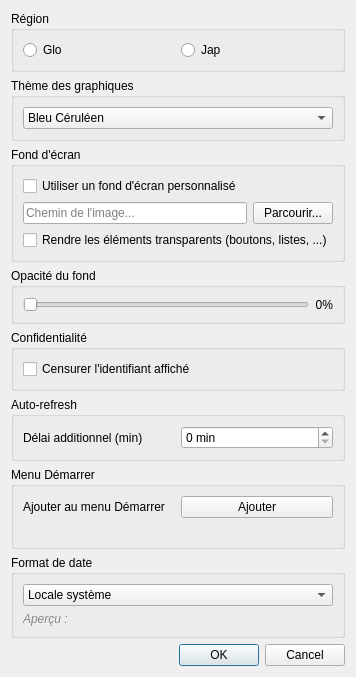
Before: the Qt Designer form options.ui in darkruss48/Polar, drawn with Qt 5.
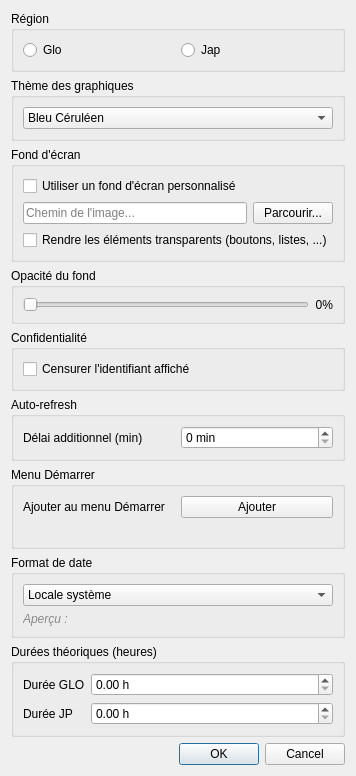
After: the same form once the commit is applied.

What changed in the file:
```diff
--- a/options.ui
+++ b/options.ui
@@ -299,6 +299,59 @@
      </layout>
     </widget>
    </item>
+   <item>
+    <widget class="QGroupBox" name="groupDurations">
+     <property name="title">
+      <string>Durées théoriques (heures)</string>
+     </property>
+     <layout class="QVBoxLayout" name="layoutDurations">
+      <item>
+       <layout class="QFormLayout" name="formDurations">
+        <item row="0" column="0">
+         <widget class="QLabel" name="labelDurGlo">
+          <property name="text">
+           <string>Durée GLO</string>
+          </property>
+         </widget>
+        </item>
+        <item row="0" column="1">
+         <widget class="QDoubleSpinBox" name="spinDurGlo">
+          <property name="minimum">
+           <double>0.0</double>
+          </property>
+          <property name="maximum">
+           <double>1000.0</double>
+          </property>
+          <property name="suffix">
+           <string> h</string>
+          </property>
+         </widget>
+        </item>
+        <item row="1" column="0">
+         <widget class="QLabel" name="labelDurJp">
+          <property name="text">
+           <string>Durée JP</string>
+          </property>
+         </widget>
+        </item>
+        <item row="1" column="1">
+         <widget class="QDoubleSpinBox" name="spinDurJp">
+          <property name="minimum">
+           <double>0.0</double>
+          </property>
+          <property name="maximum">
+           <double>1000.0</double>
+          </property>
+          <property name="suffix">
+           <string> h</string>
+          </property>
+         </widget>
+        </item>
+       </layout>
+      </item>
+     </layout>
+    </widget>
+   </item>
    <item>
     <widget class="QDialogButtonBox" name="buttonBox">
      <property name="standardButtons">
```
